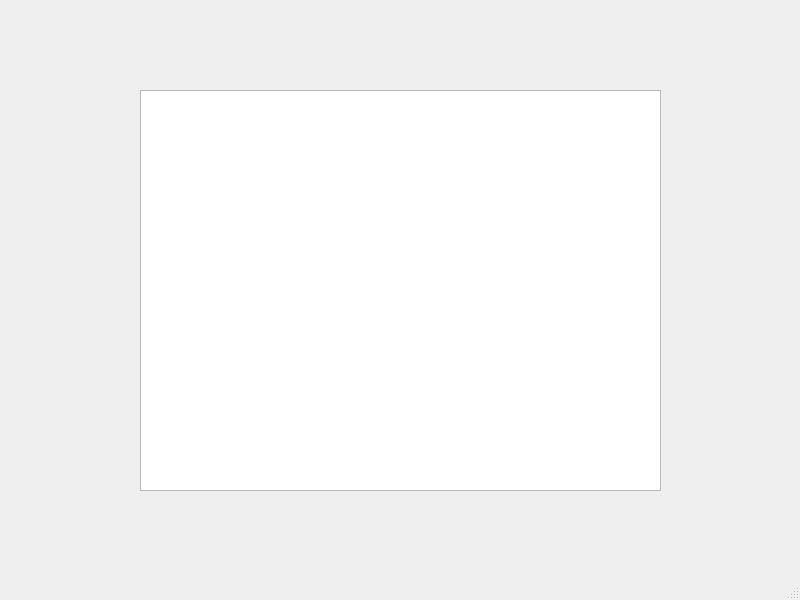
msolimann22/A2-Hangman, file hangman.ui: the form before one commit.
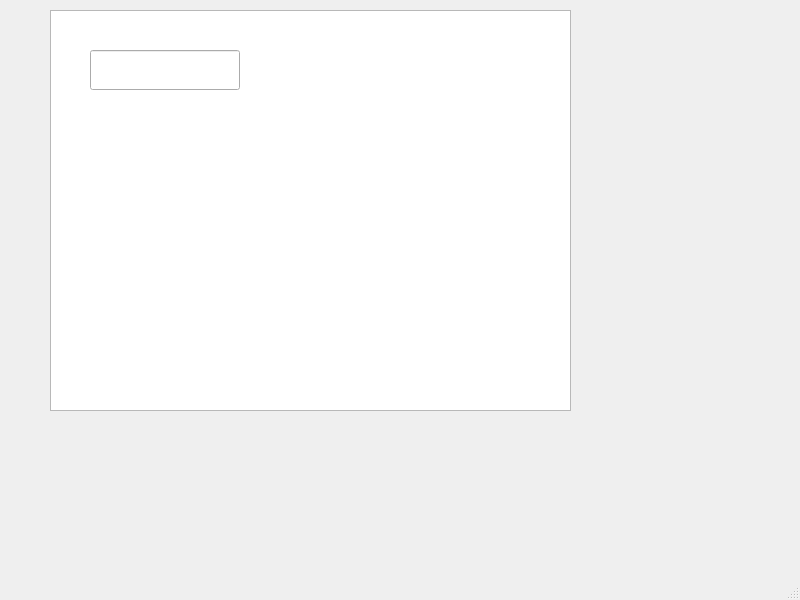
The form after the commit.

Commit message: Key press event

What changed in the file:
```diff
--- a/hangman.ui
+++ b/hangman.ui
@@ -17,13 +17,23 @@
    <widget class="QGraphicsView" name="graphicsView">
     <property name="geometry">
      <rect>
-      <x>140</x>
-      <y>90</y>
+      <x>50</x>
+      <y>10</y>
       <width>521</width>
       <height>401</height>
      </rect>
     </property>
    </widget>
+   <widget class="QLineEdit" name="TextBox">
+    <property name="geometry">
+     <rect>
+      <x>90</x>
+      <y>50</y>
+      <width>150</width>
+      <height>40</height>
+     </rect>
+    </property>
+   </widget>
   </widget>
   <widget class="QMenuBar" name="menubar">
    <property name="geometry">
```
Left out of the diff: 2 changed lines with no effect on the pictures. The commit also changes 2 other files.
